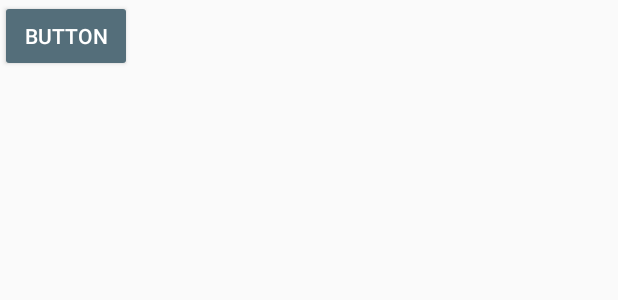
After one commit to Mellbrown/RESERV_1, an Android app: the layout category_item.xml on its own in the app's theme, with its tools: preview values and no code run, on a phone screen of 412 x 824 dp. The commit adds this screen. Shown: the top 300 px of the screen. Run offline under Robolectric (Android 15) with nearby library versions, the phone set to English and light mode, and no system bars.

Commit message:
카테고리 기능 만듬

```diff
--- a/app/src/main/java/com/comma/cw01272/reservation/activity/SplashActivity.java
+++ b/app/src/main/java/com/comma/cw01272/reservation/activity/SplashActivity.java
@@ -15,7 +15,7 @@ public class SplashActivity extends AppCompatActivity {
     protected void onCreate(@Nullable Bundle savedInstanceState) {
         super.onCreate(savedInstanceState);
 
-        intent = new Intent(this, LoginActivity.class);
+        intent = new Intent(this, MainActivity.class);
         new Handler().postDelayed(new Runnable()
         {
             @Override
--- /dev/null
+++ b/app/src/main/res/layout/category_item.xml
@@ -0,0 +1,18 @@
+<?xml version="1.0" encoding="utf-8"?>
+<android.support.constraint.ConstraintLayout xmlns:android="http://schemas.android.com/apk/res/android"
+    xmlns:app="http://schemas.android.com/apk/res-auto"
+    xmlns:tools="http://schemas.android.com/tools"
+    android:layout_width="wrap_content"
+    android:layout_height="wrap_content">
+
+    <Button
+        android:id="@+id/button"
+        style="@style/Widget.AppCompat.Button.Colored"
+        android:layout_width="wrap_content"
+        android:layout_height="wrap_content"
+        android:text="Button"
+        app:layout_constraintBottom_toBottomOf="parent"
+        app:layout_constraintEnd_toEndOf="parent"
+        app:layout_constraintStart_toStartOf="parent"
+        app:layout_constraintTop_toTopOf="parent" />
+</android.support.constraint.ConstraintLayout>
--- a/build.gradle
+++ b/build.gradle
@@ -10,7 +10,7 @@ buildscript {
 
         // NOTE: Do not place your application dependencies here; they belong
         // in the individual module build.gradle files
-        classpath 'com.google.gms:google-services:3.1.0'
+        classpath 'com.google.gms:google-services:3.1.1'
     }
 }
 
```
Also changed, not shown: app/build.gradle (+3 -4 lines), app/src/main/java/com/comma/cw01272/reservation/adapter/CategoryListAdpater.java (added, +58 -0 lines), app/src/main/java/com/comma/cw01272/reservation/fragment/findSeatFragment.java (+50 -1 lines), app/src/main/res/layout/fragment_check_reserve.xml (+7 -6 lines), app/src/main/res/layout/fragment_find_seat.xml (+15 -3 lines).
